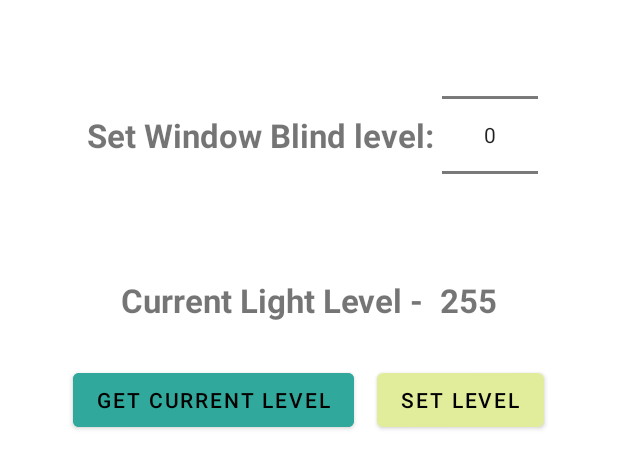
After one commit to JakubTutka/Intelligent-Window-Blinds-app, an Android app: the layout edit_manual_layout.xml on its own in the app's theme, with its tools: preview values and no code run, on a phone screen of 412 x 824 dp. The commit adds this screen. Shown: the top 468 px of the screen. Run offline under Robolectric (Android 15) with nearby library versions, the phone set to English and light mode, and no system bars.

Commit message:
Added new edit activity, alter table in database, layout for manual edit

```diff
--- a/app/src/main/java/intelligent/window/blinds/adapters/NetworkModulesAdapter.kt
+++ b/app/src/main/java/intelligent/window/blinds/adapters/NetworkModulesAdapter.kt
@@ -73,7 +73,7 @@ class NetworkModulesAdapter(private var modules: MutableList<Module>, private va
 
         private fun addModuleToDatabase(moduleEntity: ModuleEntity) {
             mModuleViewModule.addModule(moduleEntity)
-            Log.d("demo", "added to database: ${module.toString()}")
+            Log.d("NetworkModulesAdapter", "added to database: ${module.toString()}")
         }
 
         fun linkContext(context: Context): NetworkViewHolder {
--- a/app/src/main/java/intelligent/window/blinds/room/Module.kt
+++ b/app/src/main/java/intelligent/window/blinds/room/Module.kt
@@ -6,7 +6,8 @@ data class Module(
     var id: Short,
     var ipAddress: InetAddress,
     var phr: Byte,
-    var ser: Byte) {
+    var ser: Byte,
+    var isAdaptive: Boolean = false) {
     override fun toString(): String {
         return "Module IP: %s, ID: 0x%X, PHR: 0x%02X, SER: 0x%02X".format(this.ipAddress.toString().drop(1), this.id, this.phr, this.ser)
     }
--- a/app/src/main/java/intelligent/window/blinds/room/ModuleEntity.kt
+++ b/app/src/main/java/intelligent/window/blinds/room/ModuleEntity.kt
@@ -1,5 +1,6 @@
 package intelligent.window.blinds.room
 
+import androidx.room.ColumnInfo
 import androidx.room.Entity
 import androidx.room.PrimaryKey
 
@@ -8,5 +9,6 @@ data class ModuleEntity(
     @PrimaryKey val id: Short,
     val ipAddress: String,
     val phr: Byte,
-    var ser: Byte
+    var ser: Byte,
+    val isAdaptive: Boolean = false
 )
--- /dev/null
+++ b/app/src/main/res/layout/edit_manual_layout.xml
@@ -0,0 +1,83 @@
+<?xml version="1.0" encoding="utf-8"?>
+<LinearLayout xmlns:android="http://schemas.android.com/apk/res/android"
+    xmlns:app="http://schemas.android.com/apk/res-auto"
+    xmlns:tools="http://schemas.android.com/tools"
+    android:layout_width="match_parent"
+    android:layout_height="match_parent"
+    android:orientation="vertical"
+    >
+
+    <LinearLayout xmlns:android="http://schemas.android.com/apk/res/android"
+        android:layout_width="wrap_content"
+        android:layout_height="wrap_content"
+        android:gravity="center"
+        android:layout_gravity="center"
+        >
+
+        <TextView
+            android:id="@+id/ser_level_text"
+            android:layout_width="wrap_content"
+            android:layout_height="wrap_content"
+            android:text="@string/set_window_blind_level"
+            android:textStyle="bold"
+            android:textSize="10pt"
+            android:layout_margin="5dp"/>
+
+        <NumberPicker
+            android:id="@+id/ser_level_picker"
+            android:layout_width="wrap_content"
+            android:layout_height="wrap_content"
+
+            />
+
+    </LinearLayout>
+
+    <LinearLayout
+        android:layout_width="wrap_content"
+        android:layout_height="wrap_content"
+        android:layout_gravity="center">
+
+        <TextView
+            android:id="@+id/light_level_text"
+            android:layout_width="wrap_content"
+            android:layout_height="wrap_content"
+            android:text="@string/current_light_level"
+            android:textStyle="bold"
+            android:textSize="10pt"
+            android:layout_margin="5dp"/>
+        <TextView
+            android:id="@+id/light_level_value"
+            android:layout_width="wrap_content"
+            android:layout_height="wrap_content"
+            android:text="@string/_255"
+            android:textStyle="bold"
+            android:textSize="10pt"
+            android:layout_margin="5dp"/>
+
+    </LinearLayout>
+
+    <LinearLayout
+        android:layout_width="match_parent"
+        android:layout_height="wrap_content"
+        android:orientation="horizontal"
+        android:gravity="center"
+        android:padding="5pt"
+        android:layout_marginTop="5pt">
+
+        <Button
+            android:id="@+id/get_level_button"
+            android:layout_width="wrap_content"
+            android:layout_height="wrap_content"
+            android:layout_marginEnd="15dp"
+            android:backgroundTint="@color/get_modules_button"
+            android:text="@string/get_current_level"/>
+
+        <Button
+            android:id="@+id/set_level_button"
+            android:layout_width="wrap_content"
+            android:layout_height="wrap_content"
+            android:text="@string/set_level"/>
+
+    </LinearLayout>
+
+</LinearLayout>
--- a/app/src/main/res/values/colors.xml
+++ b/app/src/main/res/values/colors.xml
@@ -8,5 +8,6 @@
     <color name="black">#FF000000</color>
     <color name="white">#FFFFFFFF</color>
     <color name="delete_button">#A92100</color>
+    <color name="get_modules_button">#30A89C</color>
     <color name="edit_button">#6FCF1E</color>
 </resources>
--- a/app/src/main/res/values/strings.xml
+++ b/app/src/main/res/values/strings.xml
@@ -9,4 +9,14 @@
     <string name="main_scanner_button">Scan network for devices</string>
     <string name="saved_modules">Saved modules</string>
     <string name="network_modules">Network modules</string>
+    <string name="choose_mode">Choose mode</string>
+    <string name="manual_mode">Manual</string>
+    <string name="adaptive_mode">Adaptive</string>
+    <string name="set_adaptive_mode">Set adaptive mode</string>
+    <string name="set_id">Set ID</string>
+    <string name="set_window_blind_level">Set Window Blind level:</string>
+    <string name="current_light_level">Current Light Level -</string>
+    <string name="_255">255</string>
+    <string name="get_current_level">Get current level</string>
+    <string name="set_level">Set Level</string>
 </resources>
```
Also changed, not shown: app/src/main/AndroidManifest.xml (+5 -2 lines), app/src/main/java/intelligent/window/blinds/EditModuleActivity.kt (added, +25 -0 lines), app/src/main/java/intelligent/window/blinds/MainActivity.kt (+2 -7 lines), app/src/main/java/intelligent/window/blinds/adapters/SavedModulesAdapter.kt (+23 -2 lines), app/src/main/java/intelligent/window/blinds/api/weather/WeatherModule.kt (added, +8 -0 lines), app/src/main/java/intelligent/window/blinds/room/ModuleDatabase.kt (+11 -2 lines), app/src/main/java/intelligent/window/blinds/utils/Util.kt (+8 -2 lines), app/src/main/res/layout/activity_edit_module.xml (added, +65 -0 lines).
